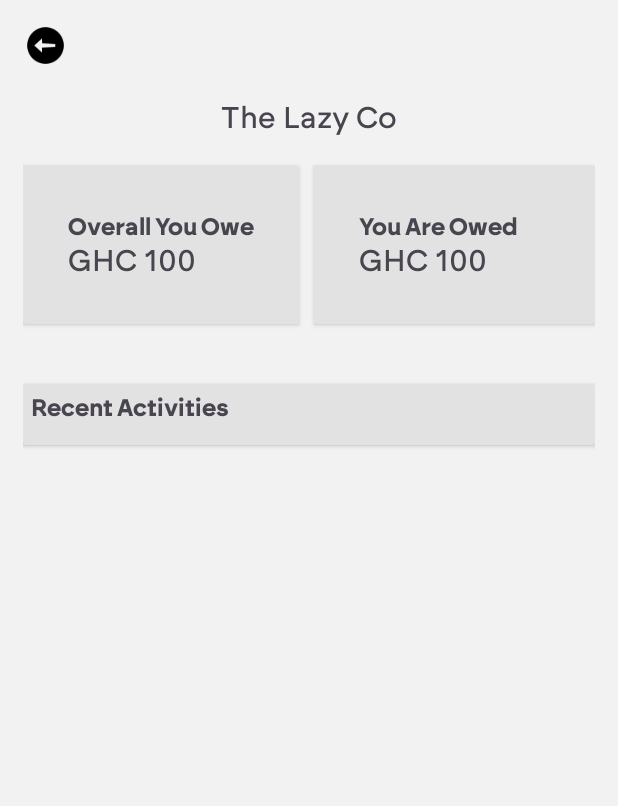
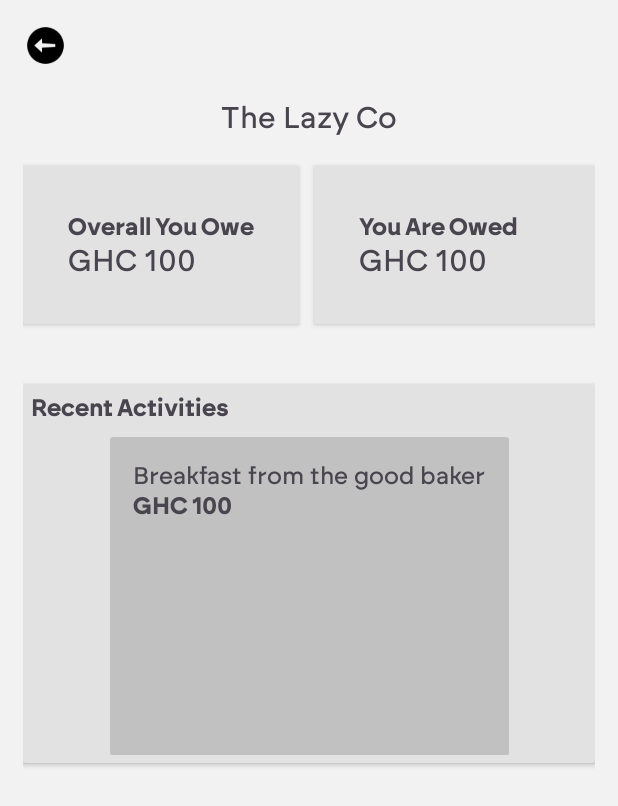
Before and after one commit to Obehi234/SikaMe_Android, an Android app: the layout fragment_group_home_page.xml on its own in the app's theme, with its tools: preview values and no code run, on a phone screen of 412 x 824 dp. Shown: the top 806 px of the screen. Run offline under Robolectric (Android 15) with nearby library versions, the phone set to English and light mode, and no system bars.

Commit message:
Set up cardView for activity list item

```diff
--- a/app/src/main/res/layout/activities_item.xml
+++ b/app/src/main/res/layout/activities_item.xml
@@ -1,6 +1,46 @@
 <?xml version="1.0" encoding="utf-8"?>
-<androidx.constraintlayout.widget.ConstraintLayout xmlns:android="http://schemas.android.com/apk/res/android"
+<androidx.cardview.widget.CardView xmlns:android="http://schemas.android.com/apk/res/android"
     android:layout_width="match_parent"
-    android:layout_height="match_parent">
+    android:layout_height="match_parent"
+    xmlns:app="http://schemas.android.com/apk/res-auto"
+    android:padding="@dimen/padding_10dp"
+    app:cardElevation="4dp"
+    app:cardBackgroundColor="@color/sikame_dark_grey">
 
-</androidx.constraintlayout.widget.ConstraintLayout>
+    <androidx.constraintlayout.widget.ConstraintLayout
+        android:layout_width="wrap_content"
+        android:layout_height="wrap_content"
+        android:padding="@dimen/padding_15dp">
+
+        <TextView
+            android:id="@+id/tvActivityTitle"
+            android:layout_width="wrap_content"
+            android:layout_height="wrap_content"
+            app:layout_constraintStart_toStartOf="parent"
+            app:layout_constraintTop_toTopOf="parent"
+            android:text="Breakfast from the good baker"
+            android:fontFamily="@font/brockmann_medium"
+            android:textSize="@dimen/text_16sp"/>
+
+        <TextView
+            android:id="@+id/tvActivityPrice"
+            android:layout_width="wrap_content"
+            android:layout_height="wrap_content"
+            app:layout_constraintStart_toStartOf="parent"
+            app:layout_constraintTop_toBottomOf="@id/tvActivityTitle"
+            android:text="GHC 100"
+            android:fontFamily="@font/brockmann_bold"
+            android:textSize="@dimen/text_16sp"/>
+
+        <ImageView
+            android:layout_width="wrap_content"
+            android:layout_height="wrap_content"
+            app:layout_constraintEnd_toEndOf="parent"
+            app:layout_constraintTop_toTopOf="parent"
+            app:layout_constraintBottom_toBottomOf="parent"/>
+    </androidx.constraintlayout.widget.ConstraintLayout>
+
+
+
+
+</androidx.cardview.widget.CardView>
--- a/app/src/main/res/values/colors.xml
+++ b/app/src/main/res/values/colors.xml
@@ -6,4 +6,5 @@
     <color name="green">#9DC5A6</color>
     <color name="sikame_white">#f2f2f2</color>
     <color name="sikame_card_grey">#E2E2E2</color>
+    <color name="sikame_dark_grey">#c1c1c1</color>
 </resources>
```
